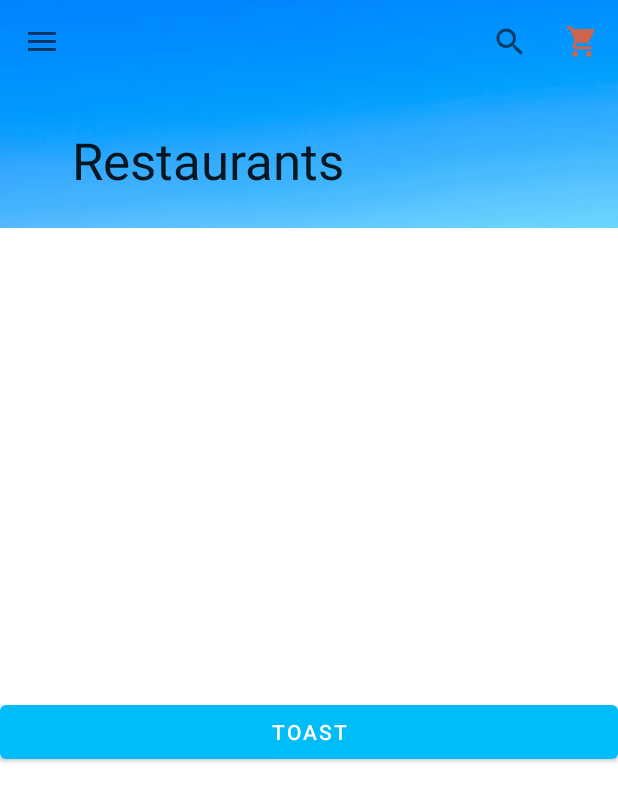
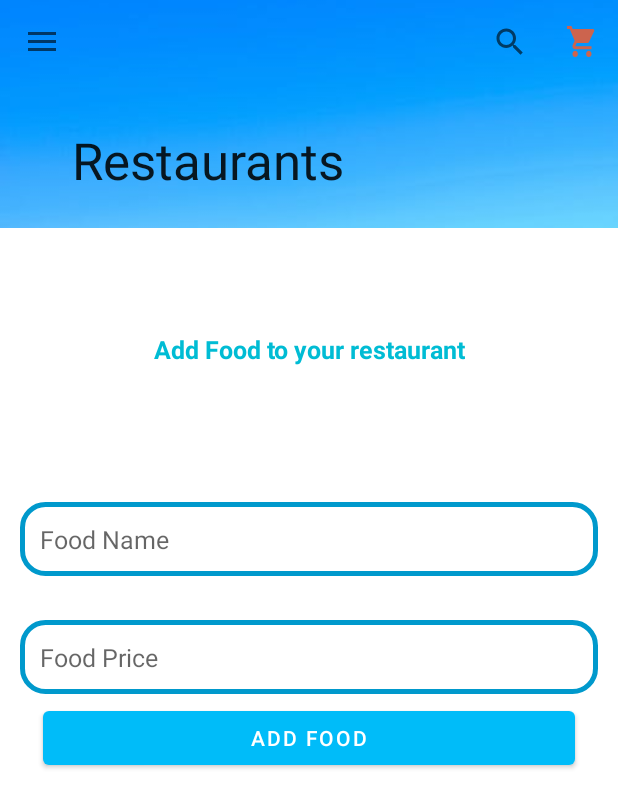
Before and after one commit to kazi123kazi/Foodji-Admin-App, an Android app: the Home screen opened directly, with no data from a screen before it, on a phone screen of 412 x 824 dp. Shown: the top 808 px of the screen. Run offline under Robolectric (Android 15) with nearby library versions, the phone set to English and light mode, and no system bars; our stand-ins replace sdp/ssp sizes.

Commit message:
add food to restaurant done

```diff
--- a/app/src/main/java/org/example/foodie/Home.java
+++ b/app/src/main/java/org/example/foodie/Home.java
@@ -1,5 +1,7 @@
 package org.example.foodie;
 
+import android.app.Notification;
+import android.content.Intent;
 import android.content.pm.PackageManager;
 import android.os.Bundle;
 import android.util.Log;
@@ -7,16 +9,36 @@ import android.view.LayoutInflater;
 import android.view.View;
 import android.view.ViewGroup;
 import android.widget.Button;
+import android.widget.EditText;
+import android.widget.ImageView;
 import android.widget.ProgressBar;
+import android.widget.TextView;
 import android.widget.Toast;
 import androidx.annotation.Nullable;
 import androidx.fragment.app.Fragment;
 
+import org.example.foodie.models.Food;
+import org.example.foodie.models.Foodid;
+import org.example.foodie.org.example.foodie.apifetch.FoodieClient;
+import org.example.foodie.org.example.foodie.apifetch.ServiceGenerator;
+
+import retrofit2.Call;
+import retrofit2.Callback;
+import retrofit2.Response;
+
 
 public class Home extends Fragment {
+    private TextView restaurantName, restaurantInfo;
+    private ImageView restaurantImage;
+    private EditText foodName,foodprice;
+    private Button addFood;
     View rootView;
+    private String token;
     ProgressBar loader;
     private  Button test;
+    private View progressBar;
+
+
     public Home() {
 
     }
@@ -24,15 +46,55 @@ public class Home extends Fragment {
         //returning our layout file
         //change R.layout.yourlayoutfilename for each of your fragments
         rootView = inflater.inflate(R.layout.fragment_home, container, false);
-        test=(Button)rootView.findViewById(R.id.home_button);
-        test.setOnClickListener(new View.OnClickListener() {
+        progressBar=rootView.findViewById(R.id.progressBarAddFood);
+        progressBar.setVisibility(View.GONE);
+
+        foodName=(EditText)rootView.findViewById(R.id.foodName);
+        foodprice=(EditText)rootView.findViewById(R.id.foodPrice);
+        addFood=(Button)rootView.findViewById(R.id.addFood);
+
+
+       Intent i=getActivity().getIntent();
+       token=i.getStringExtra("token");
+       //Log.i("token",token);
+        addFood.setOnClickListener(new View.OnClickListener() {
             @Override
             public void onClick(View v) {
-                Toast.makeText(getActivity() , "Toast in home" , Toast.LENGTH_SHORT).show();
+                PostFoodToRestaurantList();
             }
         });
-        return rootView;
+
+
+       return rootView;
     }
+
+
+
+    private void PostFoodToRestaurantList()
+        {
+            FoodieClient foodieClient = ServiceGenerator.createService(FoodieClient.class);
+            Food food=new Food(foodName.getText().toString(),foodprice.getText().toString());
+            Call<Foodid> foodCall=foodieClient.postFood(token,food);
+            progressBar.setVisibility(View.VISIBLE);
+            foodCall.enqueue(new Callback<Foodid>() {
+                @Override
+                public void onResponse(Call<Foodid> call , Response<Foodid> response) {
+                    if(response.code()==201){
+                        Toast.makeText(getActivity(),response.body().getName() +" added Successfully.", Toast.LENGTH_SHORT).show();
+                        foodName.setText("");
+                        foodprice.setText("");
+                        addFood.setText("Add More To Food List");
+                        progressBar.setVisibility(View.INVISIBLE);
+                    }
+                }
+
+                @Override
+                public void onFailure(Call<Foodid> call , Throwable t) {
+                    Toast.makeText(getActivity(),t.getMessage() , Toast.LENGTH_SHORT).show();
+                    progressBar.setVisibility(View.INVISIBLE);
+                }
+            });
+        }
 
 
     @Override
--- a/app/src/main/java/org/example/foodie/MainActivity.java
+++ b/app/src/main/java/org/example/foodie/MainActivity.java
@@ -44,6 +44,7 @@ public class MainActivity extends AppCompatActivity {
     private NavigationView nvDrawer;
     private ProgressBar progressBar;
     //DrawerLayout drawer;
+    private String token;
     //NavigationView navigationView;
     FrameLayout frameLayout;
     ActionBarDrawerToggle toggle;
@@ -62,15 +63,15 @@ public class MainActivity extends AppCompatActivity {
         super.onCreate(savedInstanceState);
         setContentView(R.layout.activity_main);
 
+//
+//        progressBar = findViewById(R.id.progressBar2);
+//
+//              progressBar.setVisibility(View.GONE);
+//
+        Intent i = getIntent();
+        token = i.getStringExtra("token");
+        user = i.getStringExtra("name");
 
-//        progressBar = findViewById(R.id.progressBar2);
-
-        //      progressBar.setVisibility(View.GONE);
-//
-//        Intent i = getIntent();
-//
-//        String token = i.getStringExtra("token");
-//        user = i.getStringExtra("name");
 
 //        if (user == null) {
 //            SharedPreferences sharedPreferences = getSharedPreferences("org.example.foodie", Context.MODE_PRIVATE);
@@ -81,11 +82,11 @@ public class MainActivity extends AppCompatActivity {
 //        }
 //
 //
-//        if (token != null) {
-//            Log.i("TOKEN", token);
-//            if (WelcomeActvity.getInstance() != null)
-//                WelcomeActvity.getInstance().finish();
-//        }
+        if (token != null) {
+           // Log.d("TOKEN", token);
+            if (WelcomeActvity.getInstance() != null)
+                WelcomeActvity.getInstance().finish();
+        }
 
 
         // Set a Toolbar to replace the ActionBar.
@@ -102,8 +103,8 @@ public class MainActivity extends AppCompatActivity {
 
 
         View headerView = nvDrawer.getHeaderView(0);
-      //  TextView userName = headerView.findViewById(R.id.userName);
-   //     userName.setText("USER: " + String.valueOf(user));
+        TextView userName = headerView.findViewById(R.id.userName);
+        userName.setText("USER: " + String.valueOf(user));
 
 
         // Setup drawer view
@@ -181,9 +182,9 @@ public class MainActivity extends AppCompatActivity {
                 fragmentClass = Home.class;
                 break;
 
-//            case R.id.logout:
-//                LogoutUser();
-//                return;
+            case R.id.logout:
+                LogoutUser();
+                return;
 
 
 
@@ -257,37 +258,18 @@ public class MainActivity extends AppCompatActivity {
     }
 
     public void LogoutUser() {
-
         FoodieClient foodieClient = ServiceGenerator.createService(FoodieClient.class);
-
-
-        Call<Void> call = foodieClient.Logout(WelcomeActvity.token);
+        Call<Void> call = foodieClient.Logout(token);
         //   progressBar.setVisibility(View.VISIBLE);
-
-
         call.enqueue(new Callback<Void>() {
             @Override
             public void onResponse(Call<Void> call, Response<Void> response) {
-
-
-                // Log.i("Response", String.valueOf(response.body().getToken()));
                 if (response.code() == 200) {
                     Toast.makeText(getApplicationContext(), "Success!", Toast.LENGTH_SHORT).show();
+                    Intent intent = new Intent(MainActivity.this, WelcomeActvity.class);
+                    startActivity(intent);
+                    finish();
 
-                    WelcomeActvity.token = null;
-                    Intent intent = new Intent(MainActivity.this, WelcomeActvity.class);
-                    // progressBar.setVisibility(View.GONE);
-
-
-                    startActivity(intent);
-
-                    finish();
-                    deleteToken();
-                } else {
-                    //  progressBar.setVisibility(View.GONE);
-
-                    Log.i("Response", response.raw().toString());
-                    Toast.makeText(getApplicationContext(), response.raw().toString(), Toast.LENGTH_SHORT).show();
                 }
             }
 
@@ -302,28 +284,4 @@ public class MainActivity extends AppCompatActivity {
 
     }
 
-
-    //delete Token on logging out
-    public void deleteToken() {
-        SharedPreferences sharedPreferences = getSharedPreferences("org.example.foodie", Context.MODE_PRIVATE);
-
-        SharedPreferences.Editor editor = sharedPreferences.edit();
-
-        CartActivity.cartItems.clear();
-        FoodsActivity.rest_id = null;
-        editor.clear();
-        editor.apply();
-
-        editor.commit();
-    }
-
-
-//    @Override
-//    public void OnRestaurantSelected(Restaurant restaurant) {
-//        Toast.makeText(getApplicationContext(), "Selected " + restaurant.getName(), Toast.LENGTH_SHORT);
-//
-//    }
-//
-
-
 }
--- a/app/src/main/java/org/example/foodie/org/example/foodie/apifetch/FoodieClient.java
+++ b/app/src/main/java/org/example/foodie/org/example/foodie/apifetch/FoodieClient.java
@@ -3,6 +3,8 @@ package org.example.foodie.org.example.foodie.apifetch;
 
 import com.google.gson.JsonObject;
 
+import org.example.foodie.models.Food;
+import org.example.foodie.models.Foodid;
 import org.example.foodie.models.Order;
 import org.example.foodie.models.ResponseUser;
 import org.example.foodie.models.Restaurant;
@@ -34,9 +36,7 @@ public interface FoodieClient {
     @POST("user/login")
     Call<ResponseUser> Login(@Body User user);
 
-    //Logout user endpoint
-    @POST("user/logout")
-    Call<Void> Logout(@Header("Authorization") String token);
+
 
     //get all user info
     @GET("user/me")
@@ -54,12 +54,16 @@ public interface FoodieClient {
 
     @GET("restaurant/{id}")
     Call<Restaurant> getFood(@Path("id") String id);
-
-
-    //Restaturant create
+    //post food to restaurant
+    @POST("food")
+    Call<Foodid> postFood(@Header("Authorization") String token, @Body Food food);
+    //create restaurant
     @POST("restaurant")
     Call<ResponseUser> createRestaurant(@Body RestaurantCreate restaurantCreate);
-
+    //log in user
     @POST("restaurant/login")
     Call<ResponseRestaurantUser> logInRestaurant(@Body RestaurantUser restaurantUser);
+    //Logout restaurant
+    @POST("restaurant/logout")
+    Call<Void> Logout(@Header("Authorization") String token);
 }
--- a/app/src/main/res/layout/fragment_home.xml
+++ b/app/src/main/res/layout/fragment_home.xml
@@ -1,18 +1,92 @@
 <?xml version="1.0" encoding="utf-8"?>
-<androidx.constraintlayout.widget.ConstraintLayout android:layout_width="match_parent"
+<androidx.constraintlayout.widget.ConstraintLayout xmlns:tools="http://schemas.android.com/tools"
+    android:layout_width="match_parent"
     android:layout_height="match_parent"
     xmlns:android="http://schemas.android.com/apk/res/android"
     xmlns:app="http://schemas.android.com/apk/res-auto"
 
     android:background="#ffffff">
-    <Button
+
+    <TextView
+        android:id="@+id/restaurantName"
         android:layout_width="match_parent"
         android:layout_height="wrap_content"
-        android:text="Toast"
-        android:id="@+id/home_button"
+        android:fontFamily="@font/my_custom_font"
+        android:text="Add Food to your restaurant"
+        android:textAlignment="center"
+        android:textColor="@color/colorPrimaryDark"
+        android:textSize="@dimen/_13sdp"
+        android:textStyle="bold"
+        app:layout_constraintBottom_toBottomOf="parent"
+        app:layout_constraintEnd_toEndOf="parent"
+        app:layout_constraintHorizontal_bias="0.0"
         app:layout_constraintStart_toStartOf="parent"
+        app:layout_constraintTop_toTopOf="parent"
+        app:layout_constraintVertical_bias="0.107" />
+
+
+    <EditText
+        android:id="@+id/foodName"
+        android:layout_width="match_parent"
+        android:layout_height="wrap_content"
+        android:layout_margin="@dimen/_10sdp"
+        android:autoSizeTextType="uniform"
+        android:background="@drawable/input_design"
+        android:hint="Food Name"
+        android:inputType="textNoSuggestions"
+        android:padding="@dimen/_10sdp"
+        android:textSize="@dimen/_13sdp"
+        app:layout_constraintBottom_toBottomOf="parent"
         app:layout_constraintEnd_toEndOf="parent"
+        app:layout_constraintHorizontal_bias="0.48"
+        app:layout_constraintStart_toStartOf="parent"
         app:layout_constraintTop_toTopOf="parent"
-        app:layout_constraintBottom_toBottomOf="parent"/>
+        app:layout_constraintVertical_bias="0.284" />
+
+    <EditText
+        android:id="@+id/foodPrice"
+        android:layout_width="match_parent"
+        android:layout_height="wrap_content"
+        android:layout_margin="@dimen/_10sdp"
+        android:autoSizeTextType="uniform"
+        android:background="@drawable/input_design"
+        android:hint="Food Price"
+        android:inputType="textNoSuggestions"
+        android:padding="@dimen/_10sdp"
+        android:textSize="@dimen/_13sdp"
+        app:layout_constraintBottom_toBottomOf="parent"
+
+        app:layout_constraintEnd_toEndOf="parent"
+        app:layout_constraintHorizontal_bias="0.64"
+        app:layout_constraintStart_toStartOf="parent"
+        app:layout_constraintTop_toTopOf="parent"
+        app:layout_constraintVertical_bias="0.416" />
+
+    <Button
+        android:id="@+id/addFood"
+        android:layout_width="match_parent"
+        android:layout_height="wrap_content"
+        android:layout_marginStart="@dimen/_22sdp"
+        android:layout_marginTop="316dp"
+        android:layout_marginEnd="@dimen/_22sdp"
+        android:text="Add Food"
+        app:layout_constraintEnd_toEndOf="parent"
+        app:layout_constraintHorizontal_bias="1.0"
+        app:layout_constraintStart_toStartOf="parent"
+        app:layout_constraintTop_toTopOf="parent" />
+
+    <ProgressBar
+        android:id="@+id/progressBarAddFood"
+        style="?android:attr/progressBarStyleLarge"
+        android:layout_width="wrap_content"
+        android:layout_height="wrap_content"
+        android:layout_centerInParent="true"
+        android:layout_centerHorizontal="true"
+        app:layout_constraintBottom_toBottomOf="parent"
+        app:layout_constraintEnd_toEndOf="parent"
+        app:layout_constraintHorizontal_bias="0.498"
+        app:layout_constraintStart_toStartOf="parent"
+        app:layout_constraintTop_toTopOf="parent"
+        app:layout_constraintVertical_bias="0.332" />
 
 </androidx.constraintlayout.widget.ConstraintLayout>
```
Also changed, not shown: app/src/main/java/org/example/foodie/LoginActivity.java (+7 -7 lines), app/src/main/java/org/example/foodie/RegisterActivity.java (+5 -4 lines).
